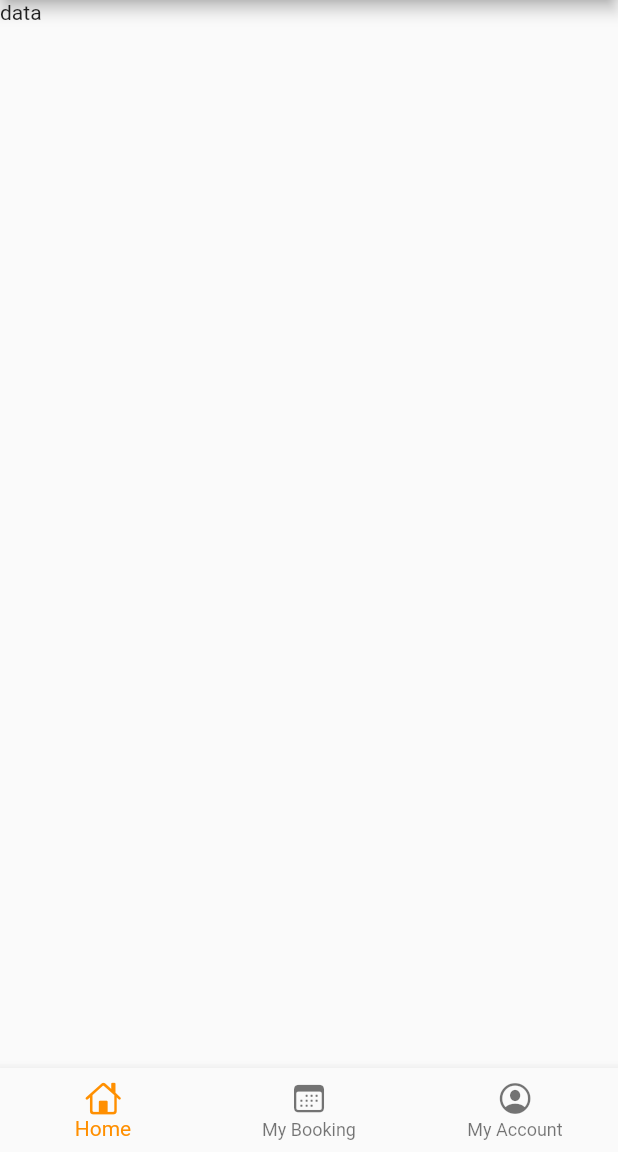
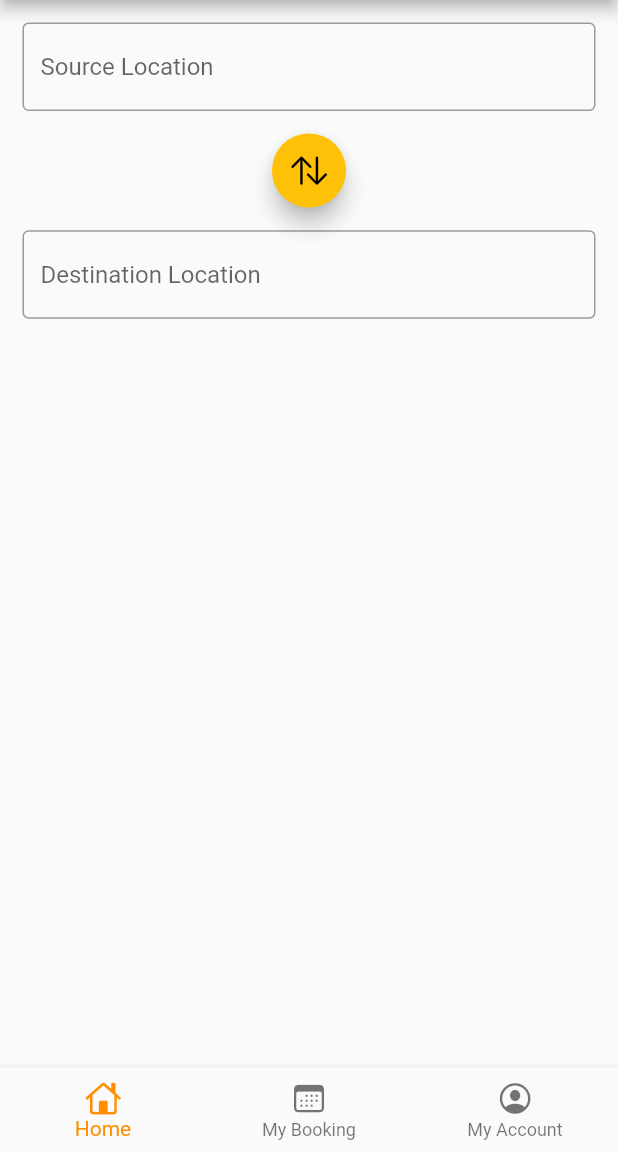
Before and after one commit to ketankp/BusReservation---Flutter, a Flutter app: the HomePage screen opened directly, on a phone screen of 412 x 824 dp, the part 84-1236 px from its top. Run offline on Flutter 3.47's test engine with Material 2 defaults, Android fonts, the phone set to English and light mode, and no system bars; our stand-ins replace connectivity_plus, flutter_typeahead, get, get_storage; accounts and stored records are empty; network calls fail.

Commit message:
Home Tab completed with auto search complete

```diff
--- a/lib/constants/constants.dart
+++ b/lib/constants/constants.dart
@@ -14,4 +14,6 @@ class Constants {
   static const String networkError = "Network Error";
   static const String internetError =
       "Seems your mobile is not connected to internet";
+  static const String firstName = "first_name";
+  static const String lastName = "last_name";
 }
--- a/lib/controller/homepage_controller.dart
+++ b/lib/controller/homepage_controller.dart
@@ -1,28 +1,39 @@
+import 'package:bus_reservation/constants/constants.dart';
+import 'package:bus_reservation/utils/api_manager.dart';
 import 'package:flutter/cupertino.dart';
 import 'package:get/get.dart';
+import 'package:get_storage/get_storage.dart';
 
 class HomePageController extends GetxController {
+  Api api = new Api();
+  final storage = GetStorage();
   var tabIndex = PageController();
+  TextEditingController sourceTEC = new TextEditingController();
+  TextEditingController destinationTEC = new TextEditingController();
+  var temp;
+  List<String> locationList = [];
 
-  // void changeTabIndex(int index) {
-  //   tabIndex = index;
-  //   // switch (index) {
-  //   //   case 0:
-  //   //     {
-  //   //       currentScreen = HomeTab();
-  //   //       break;
-  //   //     }
-  //   //   case 1:
-  //   //     {
-  //   //       currentScreen = BookingTab();
-  //   //       break;
-  //   //     }
-  //   //   case 2:
-  //   //     {
-  //   //       currentScreen = ProfileTab();
-  //   //       break;
-  //   //     }
-  //   // }
-  //   update();
-  // }
+  @override
+  void onInit() {
+    getLocationData();
+    super.onInit();
+  }
+
+  void getLocationData() async {
+    String token = "token " + storage.read(Constants.token);
+    List<dynamic> list = await api.getData("location", token);
+    locationList.clear();
+    list.forEach((element) {
+      locationList.add(element['name'] + ", " + element['district']);
+    });
+    update();
+  }
+
+  Future<List<String>> getSuggestions(String pattern) async {
+    List<String> result = [];
+    result.addAll(locationList);
+    result.retainWhere(
+        (element) => element.toLowerCase().contains(pattern.toLowerCase()));
+    return result;
+  }
 }
--- /dev/null
+++ b/lib/modals/location_modal.dart
@@ -0,0 +1,41 @@
+// To parse this JSON data, do
+//
+//     final location = locationFromJson(jsonString);
+
+import 'dart:convert';
+
+Location locationFromJson(String str) => Location.fromJson(json.decode(str));
+
+String locationToJson(Location data) => json.encode(data.toJson());
+
+class Location {
+  Location({
+    required this.id,
+    required this.name,
+    required this.district,
+    required this.state,
+    required this.country,
+  });
+
+  int id;
+  String name;
+  String district;
+  String state;
+  String country;
+
+  factory Location.fromJson(Map<String, dynamic> json) => Location(
+        id: json["id"],
+        name: json["name"],
+        district: json["district"],
+        state: json["state"],
+        country: json["country"],
+      );
+
+  Map<String, dynamic> toJson() => {
+        "id": id,
+        "name": name,
+        "district": district,
+        "state": state,
+        "country": country,
+      };
+}
--- /dev/null
+++ b/lib/screens/search_page.dart
@@ -0,0 +1,62 @@
+import 'package:bus_reservation/controller/homepage_controller.dart';
+import 'package:flutter/material.dart';
+import 'package:get/get.dart';
+import 'package:flutter_typeahead/flutter_typeahead.dart';
+
+// ignore: must_be_immutable
+class SearchPage extends StatelessWidget {
+  final String label;
+  HomePageController homePageController = Get.find();
+  SearchPage({Key? key, required this.label}) : super(key: key);
+
+  @override
+  Widget build(BuildContext context) {
+    return WillPopScope(
+      onWillPop: () {
+        if (homePageController.sourceTEC.text ==
+            homePageController.destinationTEC.text) {
+          this.label == "Source Location"
+              ? homePageController.sourceTEC.clear()
+              : homePageController.destinationTEC.clear();
+        }
+        return Future.value(true);
+      },
+      child: Scaffold(
+        appBar: AppBar(
+          title: Text(this.label),
+        ),
+        body: Container(
+          child: TypeAheadField(
+            textFieldConfiguration: TextFieldConfiguration(
+              decoration: InputDecoration(
+                hintText: "Search Location",
+                border: OutlineInputBorder(),
+              ),
+              controller: this.label == "Source Location"
+                  ? homePageController.sourceTEC
+                  : homePageController.destinationTEC,
+            ),
+            suggestionsCallback: (String location) {
+              print(location);
+              return homePageController.getSuggestions(location);
+            },
+            itemBuilder: (BuildContext context, String itemData) {
+              return ListTile(title: Text(itemData));
+            },
+            onSuggestionSelected: (String? location) {
+              this.label == "Source Location"
+                  ? homePageController.sourceTEC.text = location!
+                  : homePageController.destinationTEC.text = location!;
+              if (homePageController.sourceTEC.text ==
+                  homePageController.destinationTEC.text) {
+                Get.snackbar("Error", "Source and Destination cannot be same");
+              } else {
+                Get.back();
+              }
+            },
+          ),
+        ),
+      ),
+    );
+  }
+}
--- a/lib/screens/tabs/home_tab.dart
+++ b/lib/screens/tabs/home_tab.dart
@@ -1,10 +1,61 @@
+import 'package:bus_reservation/controller/homepage_controller.dart';
+import 'package:bus_reservation/screens/search_page.dart';
+import 'package:flutter/cupertino.dart';
 import 'package:flutter/material.dart';
+import 'package:get/get.dart';
 
+// ignore: must_be_immutable
 class HomeTab extends StatelessWidget {
+  GlobalKey<FormState> _formKey = new GlobalKey<FormState>();
   @override
   Widget build(BuildContext context) {
-    return Container(
-      child: Text("data"),
-    );
+    return GetBuilder<HomePageController>(
+        init: HomePageController(),
+        builder: (controller) {
+          return Container(
+            child: Form(
+              key: _formKey,
+              child: Column(
+                mainAxisAlignment: MainAxisAlignment.start,
+                children: <Widget>[
+                  _searchForm("Source Location", controller.sourceTEC),
+                  Container(
+                    height: MediaQuery.of(context).size.width * 0.12,
+                    width: MediaQuery.of(context).size.width * 0.12,
+                    child: FloatingActionButton(
+                      onPressed: () {
+                        controller.temp = controller.sourceTEC.text;
+                        controller.sourceTEC.text =
+                            controller.destinationTEC.text;
+                        controller.destinationTEC.text = controller.temp;
+                      },
+                      child: Icon(CupertinoIcons.arrow_up_arrow_down),
+                    ),
+                  ),
+                  _searchForm(
+                      "Destination Location", controller.destinationTEC),
+                ],
+              ),
+            ),
+          );
+        });
   }
 }
+
+Widget _searchForm(String label, TextEditingController controller) {
+  HomePageController homePageController = Get.find();
+  return Padding(
+    padding: EdgeInsets.all(15),
+    child: TextFormField(
+      decoration: InputDecoration(
+        hintText: label,
+        border: OutlineInputBorder(),
+      ),
+      controller: controller,
+      onTap: () {
+        homePageController.getLocationData();
+        Get.to(() => SearchPage(label: label));
+      },
+    ),
+  );
+}
--- a/pubspec.yaml
+++ b/pubspec.yaml
@@ -33,6 +33,7 @@ dependencies:
   get_storage: ^2.0.2
   connectivity_plus: ^1.0.1
   splashscreen: ^1.3.5
+  flutter_typeahead: ^3.1.3
 
 dev_dependencies:
   flutter_test:
```
Also changed, not shown: lib/controller/account_controller.dart (added, +27 -0 lines), lib/controller/auth_controller.dart (+5 -2 lines), lib/modals/user_modal.dart (added, +45 -0 lines), lib/screens/signin_page.dart (+45 -8 lines), lib/screens/tabs/profile_tab.dart (+37 -5 lines), lib/utils/api_manager.dart (+10 -0 lines), pubspec.lock.
